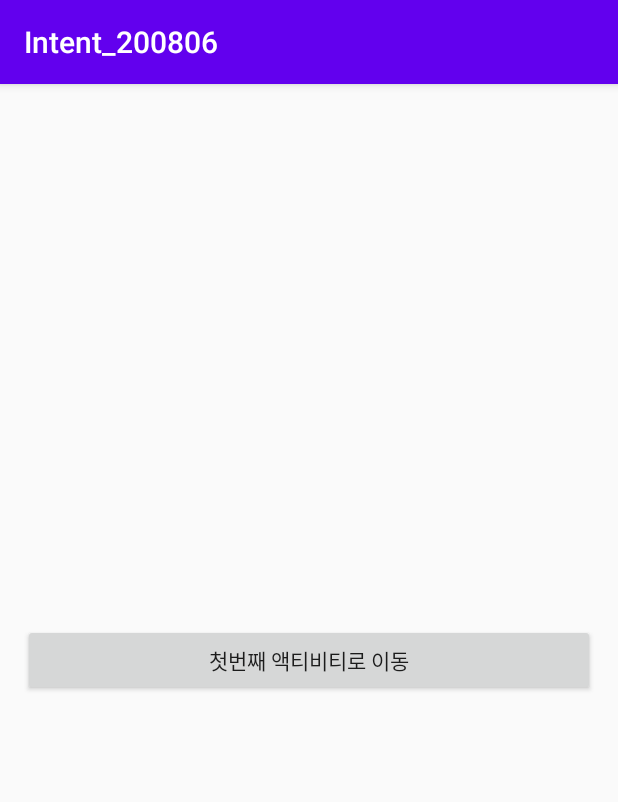
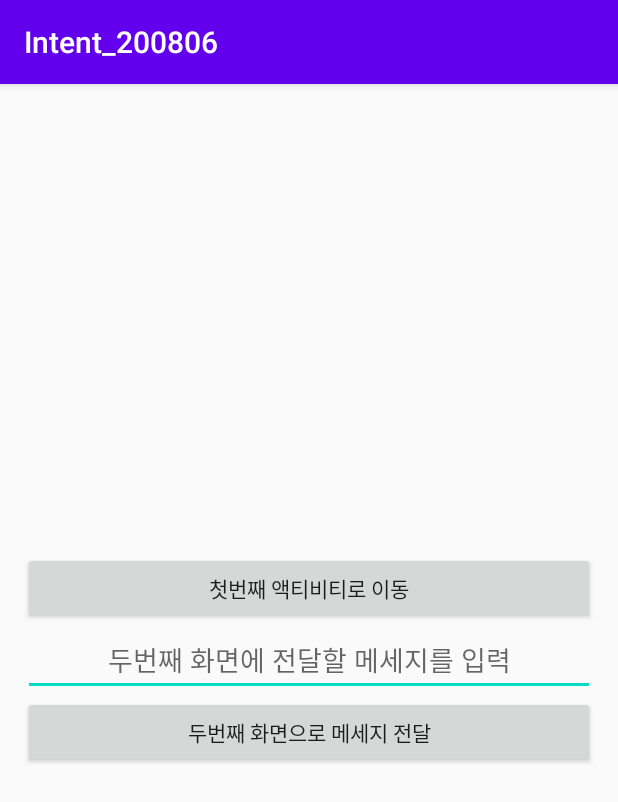
Before and after one commit to saeyan79/Intent_200806, an Android app: the screen it shows after launch (MainActivity), on a phone screen of 412 x 824 dp. Shown: the top 802 px of the screen. Run offline under Robolectric (Android 15) with nearby library versions, the phone set to English and light mode, and no system bars.

Commit message:
SecondActivity를 추가 -> Main에서 전달받은 내용 출력 예정

```diff
--- a/app/src/main/AndroidManifest.xml
+++ b/app/src/main/AndroidManifest.xml
@@ -9,7 +9,8 @@
         android:roundIcon="@mipmap/ic_launcher_round"
         android:supportsRtl="true"
         android:theme="@style/AppTheme">
-        <activity android:name=".FirstActivity"></activity>
+        <activity android:name=".SecondActivity"></activity>
+        <activity android:name=".FirstActivity" />
         <activity android:name=".MainActivity">
             <intent-filter>
                 <action android:name="android.intent.action.MAIN" />
--- a/app/src/main/res/layout/activity_main.xml
+++ b/app/src/main/res/layout/activity_main.xml
@@ -15,5 +15,18 @@
         android:layout_height="wrap_content"
         android:text="첫번째 액티비티로 이동" />
 
+    <EditText
+        android:layout_width="match_parent"
+        android:layout_height="wrap_content"
+        android:hint="두번째 화면에 전달할 메세지를 입력"
+        android:gravity="center"/>
+
+    <Button
+        android:layout_width="match_parent"
+        android:layout_height="wrap_content"
+        android:text="두번째 화면으로 메세지 전달"/>
+
+
+
 
 </LinearLayout>
```
Also changed, not shown: app/src/main/java/com/example/intent_200806/SecondActivity.kt (added, +11 -0 lines), app/src/main/res/layout/activity_second.xml (added, +19 -0 lines).
